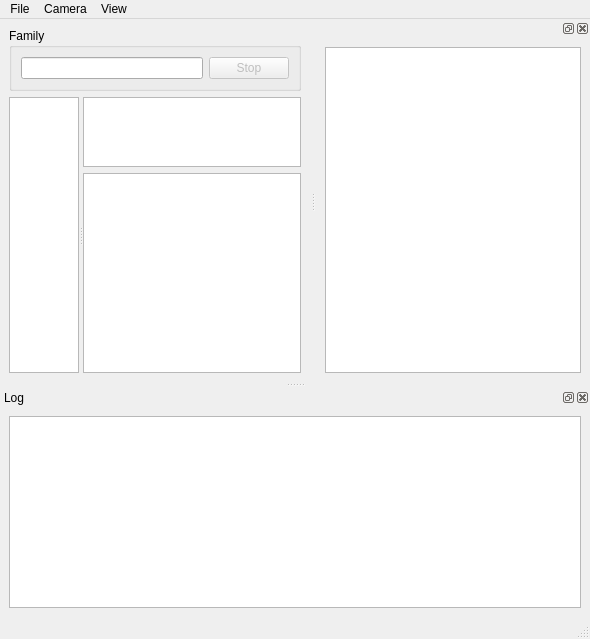
Above: forms/tetherwindow.ui from josh23french/photo-upload-inator before the change. Below: the same form after it.
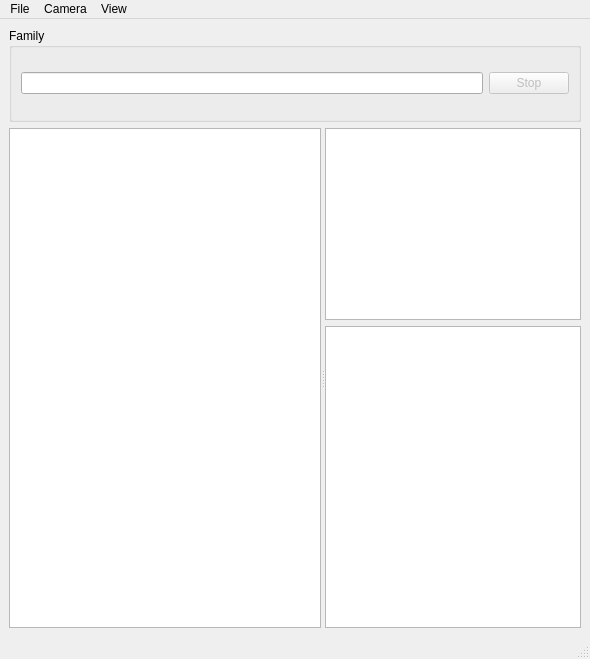
That is the form after the change. Icons and pictures are not drawn. Custom widgets are drawn as their Qt base class.

```diff
--- a/forms/tetherwindow.ui
+++ b/forms/tetherwindow.ui
@@ -11,7 +11,7 @@
     <x>0</x>
     <y>0</y>
     <width>590</width>
-    <height>558</height>
+    <height>659</height>
    </rect>
   </property>
   <property name="acceptDrops">
@@ -140,83 +140,6 @@
    <addaction name="menuView"/>
   </widget>
   <widget class="QStatusBar" name="statusbar"/>
-  <widget class="QDockWidget" name="dockWidget_2">
-   <property name="sizePolicy">
-    <sizepolicy hsizetype="MinimumExpanding" vsizetype="MinimumExpanding">
-     <horstretch>0</horstretch>
-     <verstretch>0</verstretch>
-    </sizepolicy>
-   </property>
-   <property name="minimumSize">
-    <size>
-     <width>30</width>
-     <height>100</height>
-    </size>
-   </property>
-   <property name="windowTitle">
-    <string>Log</string>
-   </property>
-   <attribute name="dockWidgetArea">
-    <number>8</number>
-   </attribute>
-   <widget class="QWidget" name="dockWidgetContents_2">
-    <property name="sizePolicy">
-     <sizepolicy hsizetype="Minimum" vsizetype="Minimum">
-      <horstretch>0</horstretch>
-      <verstretch>0</verstretch>
-     </sizepolicy>
-    </property>
-    <layout class="QHBoxLayout" name="horizontalLayout_3">
-     <item>
-      <widget class="QPlainTextEdit" name="log">
-       <property name="enabled">
-        <bool>true</bool>
-       </property>
-       <property name="sizePolicy">
-        <sizepolicy hsizetype="MinimumExpanding" vsizetype="MinimumExpanding">
-         <horstretch>0</horstretch>
-         <verstretch>0</verstretch>
-        </sizepolicy>
-       </property>
-       <property name="minimumSize">
-        <size>
-         <width>20</width>
-         <height>100</height>
-        </size>
-       </property>
-      </widget>
-     </item>
-    </layout>
-   </widget>
-  </widget>
-  <widget class="QDockWidget" name="dockWidget_3">
-   <attribute name="dockWidgetArea">
-    <number>2</number>
-   </attribute>
-   <widget class="QWidget" name="dockWidgetContents_3">
-    <layout class="QHBoxLayout" name="horizontalLayout_4">
-     <item>
-      <widget class="QListWidget" name="thumbList">
-       <property name="sizePolicy">
-        <sizepolicy hsizetype="Minimum" vsizetype="Expanding">
-         <horstretch>0</horstretch>
-         <verstretch>200</verstretch>
-        </sizepolicy>
-       </property>
-       <property name="minimumSize">
-        <size>
-         <width>50</width>
-         <height>0</height>
-        </size>
-       </property>
-       <property name="mouseTracking">
-        <bool>false</bool>
-       </property>
-      </widget>
-     </item>
-    </layout>
-   </widget>
-  </widget>
   <action name="actionQuit">
    <property name="icon">
     <iconset theme="application-exit">
```
Left out of the diff: 18 changed lines with no effect on the pictures.
